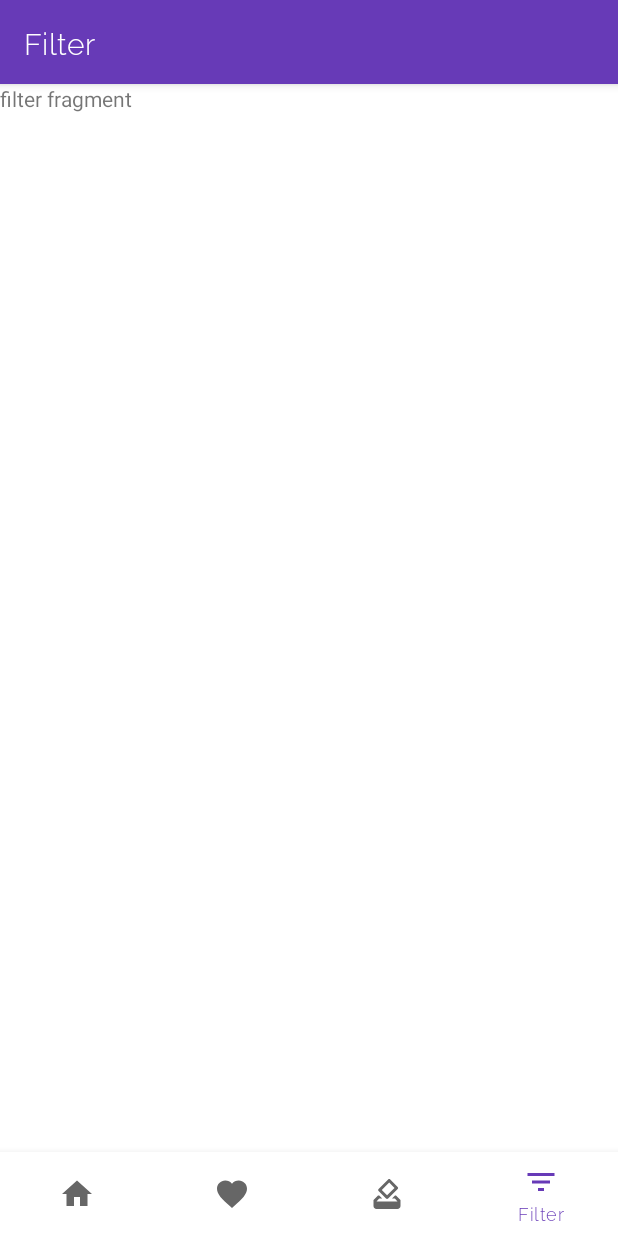
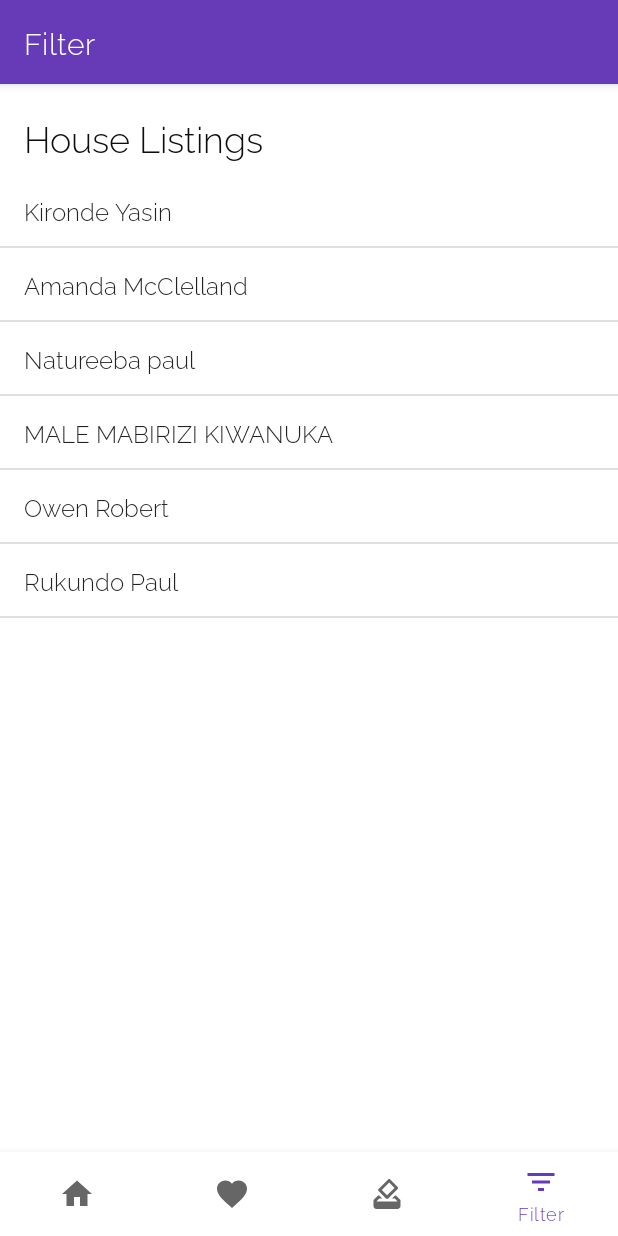
Before and after one commit to patrickhamzaokello/TwitterSentimentalANalysis, an Android app: the screen it shows after launch (MainActivity), item 4 of the bottom bar chosen, on a phone screen of 412 x 824 dp. Run offline under Robolectric (Android 15) with nearby library versions, the phone set to English and light mode, and no system bars; our stand-ins replace Picasso, Volley; pictures from the network do not load; Roboto replaces fonts that are not available here.

Commit message:
db added on the fiter page

```diff
--- a/app/src/main/java/com/pkasemer/sensetweet/FilterFragment.java
+++ b/app/src/main/java/com/pkasemer/sensetweet/FilterFragment.java
@@ -1,47 +1,36 @@
 package com.pkasemer.sensetweet;
 
+import android.database.Cursor;
+import android.database.SQLException;
+import android.database.sqlite.SQLiteDatabase;
+import android.database.sqlite.SQLiteOpenHelper;
 import android.os.Bundle;
 
+import androidx.cursoradapter.widget.SimpleCursorAdapter;
 import androidx.fragment.app.Fragment;
 
 import android.view.LayoutInflater;
 import android.view.View;
 import android.view.ViewGroup;
+import android.widget.AdapterView;
+import android.widget.ListView;
+import android.widget.Toast;
 
-/**
- * A simple {@link Fragment} subclass.
- * Use the {@link FilterFragment#newInstance} factory method to
- * create an instance of this fragment.
- */
+
 public class FilterFragment extends Fragment {
 
-    // TODO: Rename parameter arguments, choose names that match
-    // the fragment initialization parameters, e.g. ARG_ITEM_NUMBER
-    private static final String ARG_PARAM1 = "param1";
-    private static final String ARG_PARAM2 = "param2";
+    private SQLiteDatabase db;
+    private Cursor cursor;
 
-    // TODO: Rename and change types of parameters
-    private String mParam1;
-    private String mParam2;
 
     public FilterFragment() {
         // Required empty public constructor
     }
 
-    /**
-     * Use this factory method to create a new instance of
-     * this fragment using the provided parameters.
-     *
-     * @param param1 Parameter 1.
-     * @param param2 Parameter 2.
-     * @return A new instance of fragment FilterFragment.
-     */
-    // TODO: Rename and change types and number of parameters
+
     public static FilterFragment newInstance(String param1, String param2) {
         FilterFragment fragment = new FilterFragment();
         Bundle args = new Bundle();
-        args.putString(ARG_PARAM1, param1);
-        args.putString(ARG_PARAM2, param2);
         fragment.setArguments(args);
         return fragment;
     }
@@ -50,8 +39,7 @@ public class FilterFragment extends Fragment {
     public void onCreate(Bundle savedInstanceState) {
         super.onCreate(savedInstanceState);
         if (getArguments() != null) {
-            mParam1 = getArguments().getString(ARG_PARAM1);
-            mParam2 = getArguments().getString(ARG_PARAM2);
+
         }
     }
 
@@ -59,6 +47,63 @@ public class FilterFragment extends Fragment {
     public View onCreateView(LayoutInflater inflater, ViewGroup container,
                              Bundle savedInstanceState) {
         // Inflate the layout for this fragment
-        return inflater.inflate(R.layout.fragment_filter, container, false);
+        View view =  inflater.inflate(R.layout.fragment_filter, container, false);
+
+
+        ListView listTweets = (ListView)view.findViewById(R.id.houselistview);
+        SQLiteOpenHelper starbuzzDatabaseHelper = new SenseDBHelper(view.getContext());
+        try {
+            db = starbuzzDatabaseHelper.getReadableDatabase();
+            cursor = db.query("TWEET",
+                    new String[] {"_id", "name"},
+                    null, null, null, null, null
+            );
+
+            SimpleCursorAdapter listAdapter = new SimpleCursorAdapter(view.getContext(),
+                    android.R.layout.simple_list_item_1,
+                    cursor,
+                    new String[]{"name"},
+                    new int[]{android.R.id.text1}
+            );
+
+            listTweets.setAdapter(listAdapter);
+
+
+        } catch (SQLException e){
+            Toast toast = Toast.makeText(view.getContext(), "Database Unavailable", Toast.LENGTH_SHORT);
+            toast.show();
+        }
+
+        AdapterView.OnItemClickListener itemClickListener = new AdapterView.OnItemClickListener() {
+            @Override
+            public void onItemClick(AdapterView<?> parent, View view, int position, long id) {
+                onClickListenerMapsButton(view, id);
+            }
+        };
+
+        //assign listener on list view
+        listTweets.setOnItemClickListener(itemClickListener);
+
+
+        return  view;
+    }
+
+
+    @Override
+    public  void onDestroy(){
+        super.onDestroy();
+        cursor.close();
+        db.close();
+    }
+
+    public void onClickListenerMapsButton(View v, long id){
+        Bundle bundle = new Bundle();
+        bundle.putString("key", String.valueOf(id));
+        GuideFragment nextFrag= new GuideFragment();
+        nextFrag.setArguments(bundle);
+        getActivity().getSupportFragmentManager().beginTransaction()
+                .replace(R.id.frame_container, nextFrag, "findThisFragment")
+                .addToBackStack(null)
+                .commit();
     }
 }
--- a/app/src/main/java/com/pkasemer/sensetweet/MainActivity.java
+++ b/app/src/main/java/com/pkasemer/sensetweet/MainActivity.java
@@ -8,7 +8,6 @@ import androidx.fragment.app.FragmentTransaction;
 import androidx.recyclerview.widget.LinearLayoutManager;
 import androidx.recyclerview.widget.RecyclerView;
 
-import android.graphics.Typeface;
 import android.os.Bundle;
 import android.view.MenuItem;
 import android.widget.LinearLayout;
@@ -34,11 +33,17 @@ public class MainActivity extends AppCompatActivity {
 
 //        Typeface typeface = getResources().getFont(R.font.myfont);
 //        textView.setTypeface(typeface);
+        new MyBroadcastReceiver();
         loadFragment(new HomeFragment());
-
         toolbar.setTitle("Tweet Sense");
 
+    }
 
+
+    @Override
+    protected void onResume() {
+        super.onResume();
+        new MyBroadcastReceiver();
     }
 
     private BottomNavigationView.OnNavigationItemSelectedListener mOnNavigationItemSelectedListener
@@ -69,12 +74,15 @@ public class MainActivity extends AppCompatActivity {
         }
     };
 
+
     private void loadFragment(Fragment fragment) {
         // load fragment
         FragmentTransaction transaction = getSupportFragmentManager().beginTransaction();
         transaction.replace(R.id.frame_container, fragment);
         transaction.addToBackStack(null);
         transaction.commit();
+        new MyBroadcastReceiver();
+
     }
 
 
--- /dev/null
+++ b/app/src/main/java/com/pkasemer/sensetweet/MyBroadcastReceiver.java
@@ -0,0 +1,20 @@
+package com.pkasemer.sensetweet;
+
+import android.content.BroadcastReceiver;
+import android.content.Context;
+import android.content.Intent;
+import android.util.Log;
+import android.widget.Toast;
+
+public class MyBroadcastReceiver extends BroadcastReceiver {
+    private static final String TAG = "MyBroadcastReceiver";
+    @Override
+    public void onReceive(Context context, Intent intent) {
+        StringBuilder sb = new StringBuilder();
+        sb.append("Action: " + intent.getAction() + "\n");
+        sb.append("URI: " + intent.toUri(Intent.URI_INTENT_SCHEME).toString() + "\n");
+        String log = sb.toString();
+        Log.d(TAG, log);
+        Toast.makeText(context, log, Toast.LENGTH_LONG).show();
+    }
+}
--- /dev/null
+++ b/app/src/main/java/com/pkasemer/sensetweet/SenseDBHelper.java
@@ -0,0 +1,86 @@
+package com.pkasemer.sensetweet;
+
+
+import android.content.ContentValues;
+import android.content.Context;
+import android.database.sqlite.SQLiteDatabase;
+import android.database.sqlite.SQLiteOpenHelper;
+
+public class SenseDBHelper extends SQLiteOpenHelper {
+
+    private  static final  String DB_NAME  = "SENSE_DB"; // db name;
+    private  static final int DB_VERSION = 1; //version of the app
+
+    SenseDBHelper(Context context) {
+        super(context, DB_NAME, null, DB_VERSION);
+    }
+
+    @Override
+    public  void onCreate(SQLiteDatabase db){
+        updateMyDatabase(db, 0, DB_VERSION);
+    }
+
+
+    @Override
+    public void onUpgrade(SQLiteDatabase db, int oldVersion, int newVersion){
+        updateMyDatabase(db, oldVersion, newVersion);
+    }
+
+
+    private  static  void insertHouse(SQLiteDatabase db,
+                                      String id_str,
+                                      String text,
+                                      double polarity,
+                                      double subjectivity,
+                                      String username,
+                                      String name,
+                                      String profile_image_url,
+                                      String received_at){
+        ContentValues tweetValues = new ContentValues();
+        tweetValues.put("id_str", id_str);
+        tweetValues.put("text", text);
+        tweetValues.put("polarity", polarity);
+        tweetValues.put("subjectivity", subjectivity);
+        tweetValues.put("username", username);
+        tweetValues.put("name", name);
+        tweetValues.put("profile_image_url", profile_image_url);
+        tweetValues.put("received_at", received_at);
+
+        db.insert("TWEET", null, tweetValues);
+
+    }
+
+    private void updateMyDatabase(SQLiteDatabase db, int oldVersion, int newVersion) {
+        if(oldVersion < 2){
+            db.execSQL("CREATE TABLE TWEET (" +
+                    "_id INTEGER PRIMARY KEY AUTOINCREMENT," +
+                    "id_str TEXT," +
+                    "text TEXT," +
+                    "polarity REAL,"+
+                    "subjectivity REAL,"+
+                    "username TEXT," +
+                    "name TEXT,"+
+                    "profile_image_url TEXT," +
+                    "received_at TEXT)");
+
+            insertHouse(db, "1395488974374793216","It was a pleasure to share the stage with @JaneRuth_Aceng, @RicardoEchalar and Abbey Byrne today and discuss applyi… https://t.co/HhssbP2wrJ", 0, 0,"AmandaMcClella2","Kironde Yasin","http://pbs.twimg.com/profile_images/1032710011527553024/NBJR9ttc_normal.jpg" ,"2021-05-20 21:12:57");
+            insertHouse(db, "1395480974374793216","It was a pleasure to share the stage with @JaneRuth_Aceng, @RicardoEchalar and Abbey Byrne today and discuss applyi… https://t.co/HhssbP2wrJ", 0, 0,"AmandaMcClella2","Amanda McClelland","http://pbs.twimg.com/profile_images/1032710011527553024/NBJR9ttc_normal.jpg" ,"2021-05-20 21:12:57");
+            insertHouse(db, "1395480974374793216","It was a pleasure to share the stage with @JaneRuth_Aceng, @RicardoEchalar and Abbey Byrne today and discuss applyi… https://t.co/HhssbP2wrJ", 0, 0,"AmandaMcClella2","Natureeba paul","http://pbs.twimg.com/profile_images/1032710011527553024/NBJR9ttc_normal.jpg" ,"2021-05-20 21:12:57");
+            insertHouse(db, "1395480974374793216","It was a pleasure to share the stage with @JaneRuth_Aceng, @RicardoEchalar and Abbey Byrne today and discuss applyi… https://t.co/HhssbP2wrJ", 0, 0,"AmandaMcClella2","MALE MABIRIZI KIWANUKA","http://pbs.twimg.com/profile_images/1032710011527553024/NBJR9ttc_normal.jpg" ,"2021-05-20 21:12:57");
+            insertHouse(db, "1395480974374793216","It was a pleasure to share the stage with @JaneRuth_Aceng, @RicardoEchalar and Abbey Byrne today and discuss applyi… https://t.co/HhssbP2wrJ", 0, 0,"AmandaMcClella2","Owen Robert","http://pbs.twimg.com/profile_images/1032710011527553024/NBJR9ttc_normal.jpg" ,"2021-05-20 21:12:57");
+
+            insertHouse(db, "1395480974374793216","It was a pleasure to share the stage with @JaneRuth_Aceng, @RicardoEchalar and Abbey Byrne today and discuss applyi… https://t.co/HhssbP2wrJ", 0, 0,"AmandaMcClella2","Rukundo Paul","http://pbs.twimg.com/profile_images/1032710011527553024/NBJR9ttc_normal.jpg" ,"2021-05-20 21:12:57");
+        }
+        if(oldVersion < 3){
+            ContentValues tweetValues = new ContentValues();
+            tweetValues.put("text","@UG_Airlines @KagutaMuseveni Can we sell off the gulf stream already. Thanks to H.E @SuluhuSamia for setting a good… https://t.co/EpVHg06mLA");
+            db.update("TWEET", tweetValues, "id_str = ?", new String[] {"1395480974374793216"});
+
+//            ADD NEW COLUMN TO TABLE
+//            db.execSQL("ALTER TABLE HOUSE ADD COLUMN FAVORITE NUMERIC;");
+
+//            DELETE RECORDS FROM TABLE
+//            db.delete("HOUSE", "NAME = ?", new String[] {"3 Room House"});
+        }
+    }
+}
--- a/app/src/main/java/com/pkasemer/sensetweet/Tweet.java
+++ b/app/src/main/java/com/pkasemer/sensetweet/Tweet.java
@@ -10,33 +10,6 @@ public class Tweet {
     private String name;
     private String profile_image_url;
     private String received_at;
-
-    public static final Tweet[] tweets = {
-            new Tweet("1395363614975004675",
-                    "Starting in a few seconds, do not miss ..",
-                    -0.1,
-                    0.2,
-                    "MM_Loembe",
-                    "Marguerite M. Loembe",
-                    "http://pbs.twimg.com/profile_images/1294326802182279169/jim68KJe_normal.jpg",
-                    "2021-05-20 12:59:50"),
-            new Tweet("1395363234727694336",
-                    "@OfwonoOpondo @nbstv @ntvuganda @ubctvuganda @DailyMonitor @newvisionwire JEALOUSY is the last CLASS to becoming a… https://t.co/TaOoF7BOLX",
-                    0.225,
-                    0.45833333333333337,
-                    "Kubeketerya",
-                    "Kubeketerya Isaac",
-                    "http://pbs.twimg.com/profile_images/1390947232577359872/zwZjlrTu_normal.jpg",
-                    "2021-05-20 12:58:19"),
-            new Tweet("1395362679661940736",
-                    "@96Assurance @ntvuganda Is the accountability going to start with this sitting? \uD83E\uDD14",
-                    0,
-                    0,
-                    "GoodlyMonteiro",
-                    "KYAGULANYI THE 10th",
-                    "http://pbs.twimg.com/profile_images/1345365238363942914/IqHdNnsk_normal.jpg",
-                    "2021-05-20 12:56:07"),
-    };
 
 
     public Tweet(String id_str, String text, double polarity, double subjectivity, String username, String name, String profile_image_url, String received_at){
--- a/app/src/main/res/layout/fragment_filter.xml
+++ b/app/src/main/res/layout/fragment_filter.xml
@@ -1,15 +1,36 @@
 <?xml version="1.0" encoding="utf-8"?>
 <FrameLayout xmlns:android="http://schemas.android.com/apk/res/android"
-    xmlns:tools="http://schemas.android.com/tools"
+xmlns:tools="http://schemas.android.com/tools"
+android:layout_width="match_parent"
+android:layout_height="match_parent"
+tools:context=".FilterFragment">
+
+<LinearLayout
     android:layout_width="match_parent"
     android:layout_height="match_parent"
-    tools:context=".FilterFragment">
+    android:orientation="vertical">
 
-    <!-- TODO: Update blank fragment layout -->
     <TextView
         android:layout_width="match_parent"
-        android:layout_height="match_parent"
-        android:fontFamily="@font"
-        android:text="filter fragment" />
+        android:layout_height="wrap_content"
+        android:paddingLeft="8dp"
+        android:paddingTop="10dp"
+        android:text="House Listings"
+        android:layout_marginVertical="8dp"
+        android:layout_marginStart="8dp"
+        android:textColor="#0E0C0C"
+        android:textSize="24dp" />
+
+
+
+    <ListView
+        android:id="@+id/houselistview"
+        android:layout_width="match_parent"
+        android:layout_height="match_parent" >
+
+
+    </ListView>
+
+</LinearLayout>
 
 </FrameLayout>
--- a/app/src/main/res/layout/tweet_design.xml
+++ b/app/src/main/res/layout/tweet_design.xml
@@ -44,7 +44,6 @@
             android:layout_toRightOf="@+id/image_card_view"
             android:layout_marginTop="25dp"
             android:layout_marginLeft="10dp"
-
             >
 
         </TextView>
@@ -167,6 +166,8 @@
         </TextView>
 
 
+
+
     </RelativeLayout>
 
 </RelativeLayout>
```
Also changed, not shown: app/src/main/AndroidManifest.xml (+7 -0 lines).
